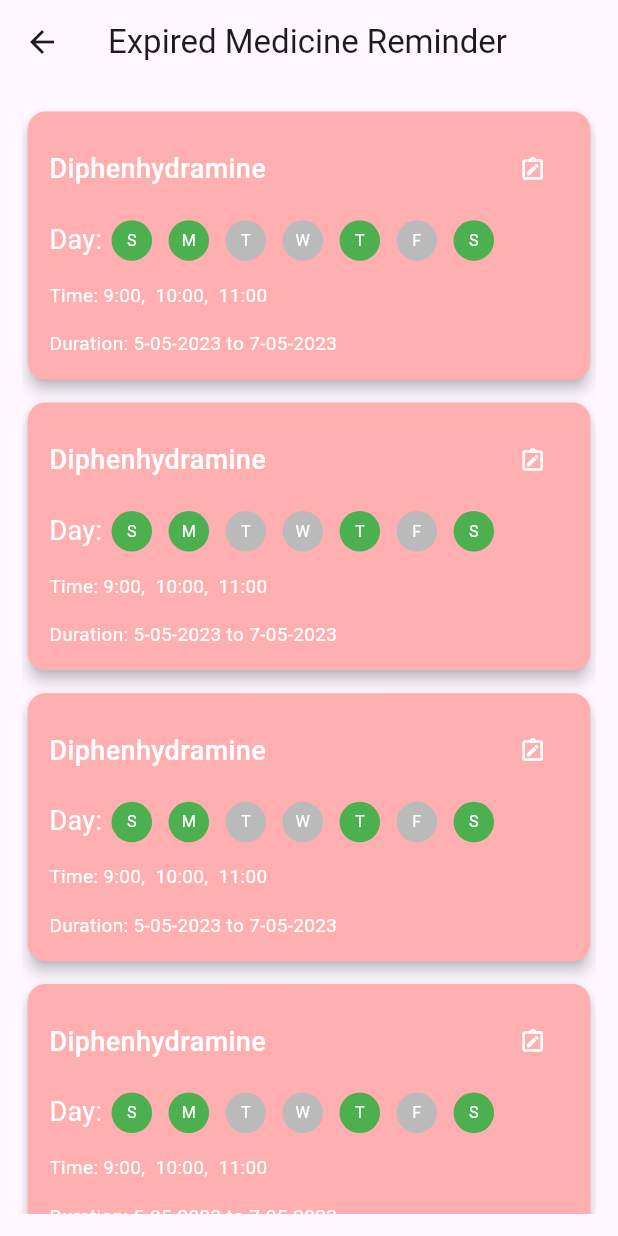
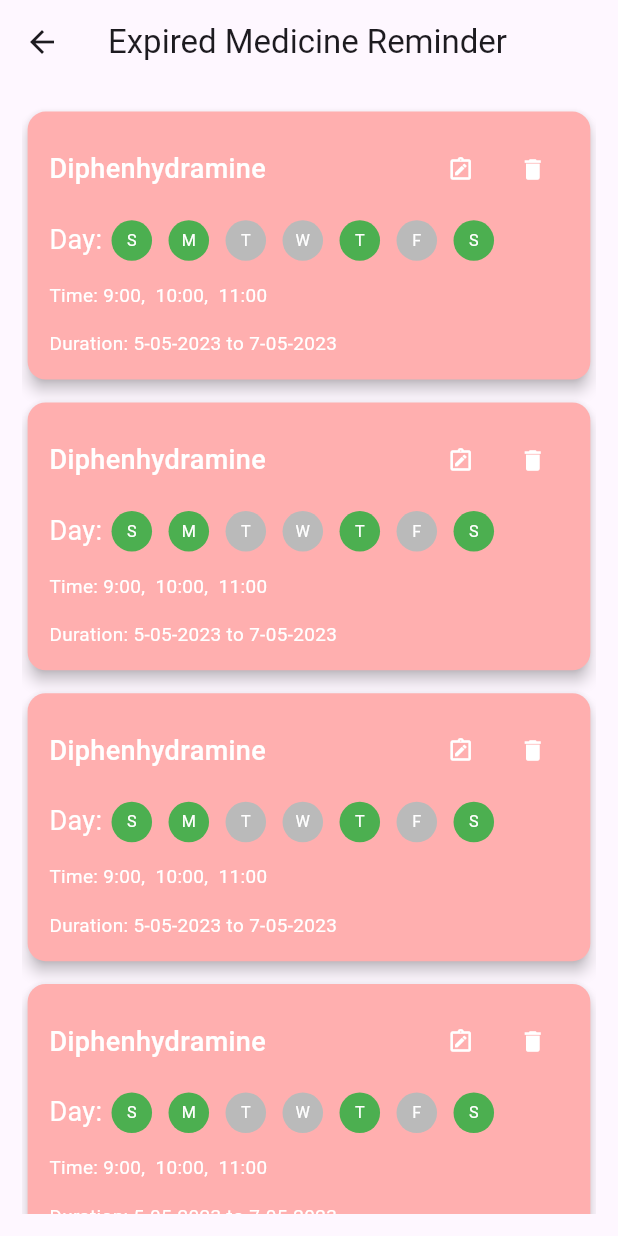
Before and after one commit to khandaker-shamsul-arafen/Medicine-Alarm, a Flutter app: the screen it shows after launch, after a tap on "Recently Ended Medicine Schedule", on a phone screen of 412 x 824 dp. Run offline on Flutter 3.47's test engine with Material 2 defaults, Android fonts, the phone set to English and light mode, and no system bars; our stand-ins replace animated_bottom_navigation_bar, flutter_screenutil, flutter_spinbox, get; missing offline and left inert: circular_reveal_animation, custom_timer, day_night_time_picker.

Commit message:
Add realtime timer in Home Page, add delete icon in Home Card,Change Home View

```diff
--- a/lib/app/modules/add_medicine/controllers/add_medicine_controller.dart
+++ b/lib/app/modules/add_medicine/controllers/add_medicine_controller.dart
@@ -10,7 +10,7 @@ class AddMedicineController extends GetxController {
   Time time1 = Time(hour: 11, minute: 30);
   RxString pickedDate = ''.obs;
 
-  RxList time = [].obs;
+  RxList time = ['15', '16', '17'].obs;
   RxList dayTime = [].obs;
 
   final count = 0.0.obs;
--- a/lib/app/modules/home/views/home_view.dart
+++ b/lib/app/modules/home/views/home_view.dart
@@ -1,3 +1,4 @@
+import 'package:custom_timer/custom_timer.dart';
 import 'package:flutter/material.dart';
 import 'package:flutter_screenutil/flutter_screenutil.dart';
 import 'package:get/get.dart';
@@ -34,7 +35,7 @@ class HomeView extends GetView<HomeController> {
               ),
               ConstantWidget().gapeH16(),
               SizedBox(
-                height: 120.h,
+                height: 130.h,
                 width: Get.width,
                 child: Card(
                   shape: RoundedRectangleBorder(
@@ -47,11 +48,17 @@ class HomeView extends GetView<HomeController> {
                     crossAxisAlignment: CrossAxisAlignment.center,
                     children: [
                       ConstantWidget().gapeH(9),
-                      Text(
-                        "01 min : 03 sec",
-                        style: AllTextStyle().textRegularStyle(
-                            color: AllColors.grey, fontWeight: FontWeight.bold),
-                      ),
+                      CustomTimer(
+                          controller: controller.timerController,
+                          builder: (state, time) {
+                            // Build the widget you want!🎉
+                            return Text(
+                              "${time.hours}:${time.minutes}:${time.seconds}",
+                              style: AllTextStyle().textRegularStyle(
+                                  color: AllColors.grey,
+                                  fontWeight: FontWeight.bold),
+                            );
+                          }),
                       ConstantWidget().gapeH(1),
                       Text(
                         "01:03 PM",
@@ -74,27 +81,6 @@ class HomeView extends GetView<HomeController> {
                   'Recent Medicine ',
                   style: AllTextStyle().textRegularStyle16(
                       color: AllColors.pureBlack.withOpacity(0.6)),
-                ),
-              ),
-              ConstantWidget().gapeH16(),
-              SizedBox(
-                height: MediaQuery.of(context).size.height * 0.08,
-                child: Row(
-                  children: [
-                    Expanded(
-                      child: ListView.builder(
-                          scrollDirection: Axis.horizontal,
-                          itemCount: 10,
-                          shrinkWrap: true,
-                          physics: const BouncingScrollPhysics(),
-                          itemBuilder: (BuildContext context, int index) {
-                            return const HomeCard(
-                              time: '12:03',
-                              mediceneName: 'Napa 200mg Pantonix 200mg',
-                            );
-                          }),
-                    ),
-                  ],
                 ),
               ),
 
@@ -127,7 +113,7 @@ class HomeView extends GetView<HomeController> {
                     onPressed: () {
                       Get.toNamed(Routes.INACTIVE_ALARM);
                     },
-                    icon: Image.asset('assets/Alarm.png'),
+                    icon: Image.asset('assets/Alarmw.png'),
                     label: Text(
                       'Recently Ended Medicine Schedule',
                       style: AllTextStyle()
--- a/lib/app/widget/active_alarm_card.dart
+++ b/lib/app/widget/active_alarm_card.dart
@@ -59,7 +59,16 @@ class ActiveAlarmCard extends StatelessWidget {
                       size: 18,
                       color: (inActive)
                           ? AllColors.pureWhite
-                          : AllColors.pureWhite,
+                          : AllColors.pureBlack,
+                    )),
+                IconButton(
+                    onPressed: () {},
+                    icon: Icon(
+                      Icons.delete,
+                      size: 18,
+                      color: (inActive)
+                          ? AllColors.pureWhite
+                          : AllColors.pureBlack,
                     ))
               ],
             ),
--- a/pubspec.yaml
+++ b/pubspec.yaml
@@ -26,6 +26,8 @@ dependencies:
   flutter_spinbox: ^0.13.1
   intl: ^0.17.0
   day_night_time_picker: ^1.2.0+2
+  timer_builder: ^2.0.0
+  custom_timer: ^0.2.3
 
 dev_dependencies:
   flutter_test:
```
Also changed, not shown: lib/app/modules/add_medicine/views/add_medicine_view.dart (+36 -37 lines), lib/app/modules/home/controllers/home_controller.dart (+51 -1 lines), assets/Alarmw.png (added), pubspec.lock.
